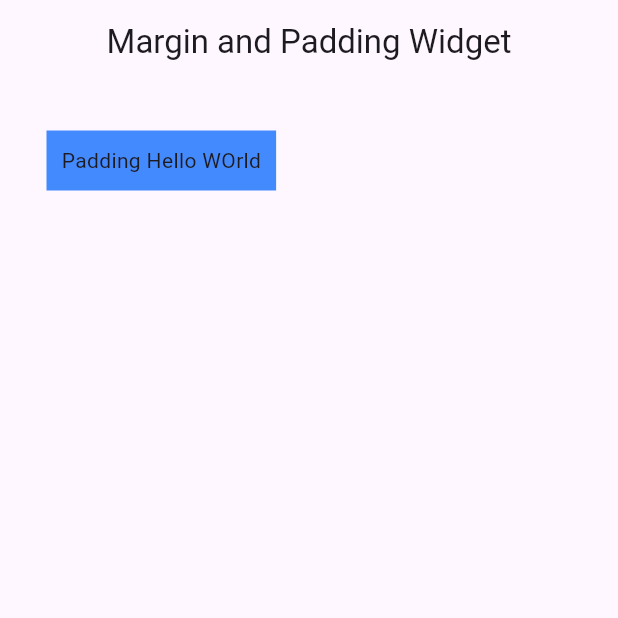
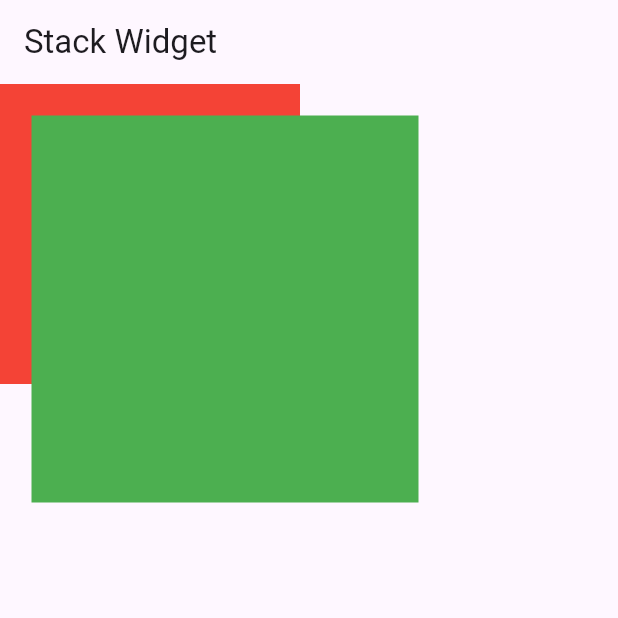
Before and after one commit to BinishaChapagain2/fluttter_home_practice, a Flutter app: the screen it shows after launch, on a phone screen of 412 x 824 dp, the top half of it. Run offline on Flutter 3.47's test engine with Material 3 defaults, Android fonts, the phone set to English and light mode, and no system bars.

```diff
--- a/lib/main.dart
+++ b/lib/main.dart
@@ -1,5 +1,5 @@
 import 'package:flutter/material.dart';
-import 'package:flutter_practice/margin&padding.dart';
+import 'package:flutter_practice/stackwidgetpage.dart';
 
 void main() {
   runApp(const MyApp());
@@ -33,7 +33,7 @@ class MyApp extends StatelessWidget {
       ),
       debugShowCheckedModeBanner: false,
 
-      home: MarginPaddingWidget(),
+      home: Stackwidgetpage(),
     );
   }
 }
--- /dev/null
+++ b/lib/stackwidgetpage.dart
@@ -0,0 +1,29 @@
+import 'package:flutter/material.dart';
+
+class Stackwidgetpage extends StatelessWidget {
+  const Stackwidgetpage({super.key});
+
+  @override
+  Widget build(BuildContext context) {
+    return Scaffold(
+      appBar: AppBar(title: Text("Stack Widget")),
+      body: Container(
+        width: 300,
+        height: 300,
+        child: Stack(
+          children: [
+            Container(width: 200, height: 200, color: Colors.red),
+            Positioned(
+              left: 21,
+              top: 21,
+              bottom: 21,
+              right: 21,
+
+              child: Container(width: 150, height: 150, color: Colors.green),
+            ),
+          ],
+        ),
+      ),
+    );
+  }
+}
```
Also changed, not shown: lib/cardwidgetpage.dart (added, +26 -0 lines), lib/circleavatarpage.dart (added, +17 -0 lines), lib/listtilepage.dart (added, +39 -0 lines).
